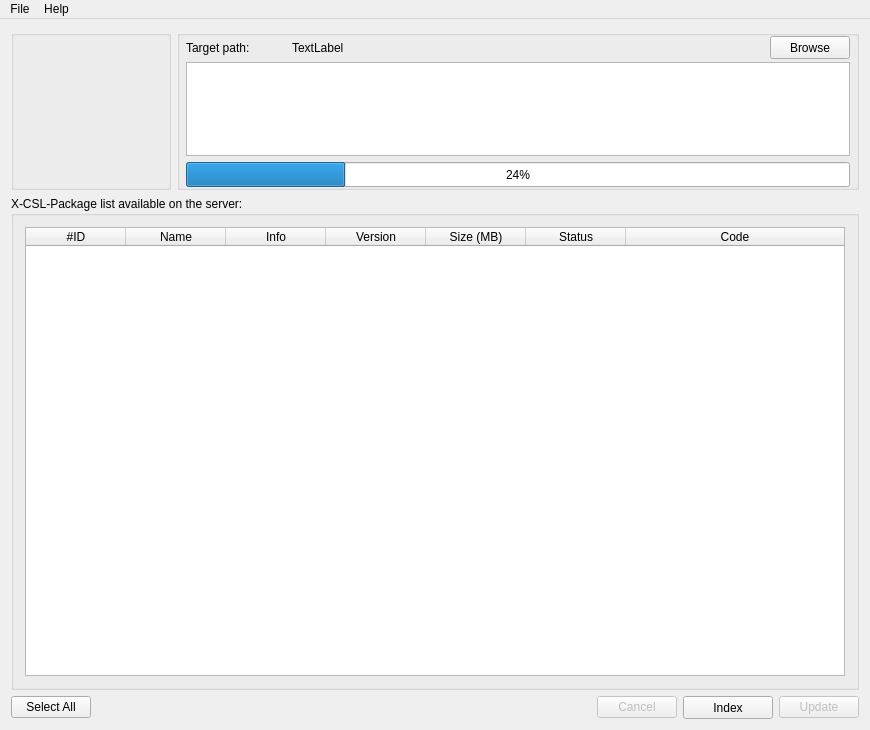
Qt form src/mainwindow.ui (steptosky/x-csl-updater) before a commit.
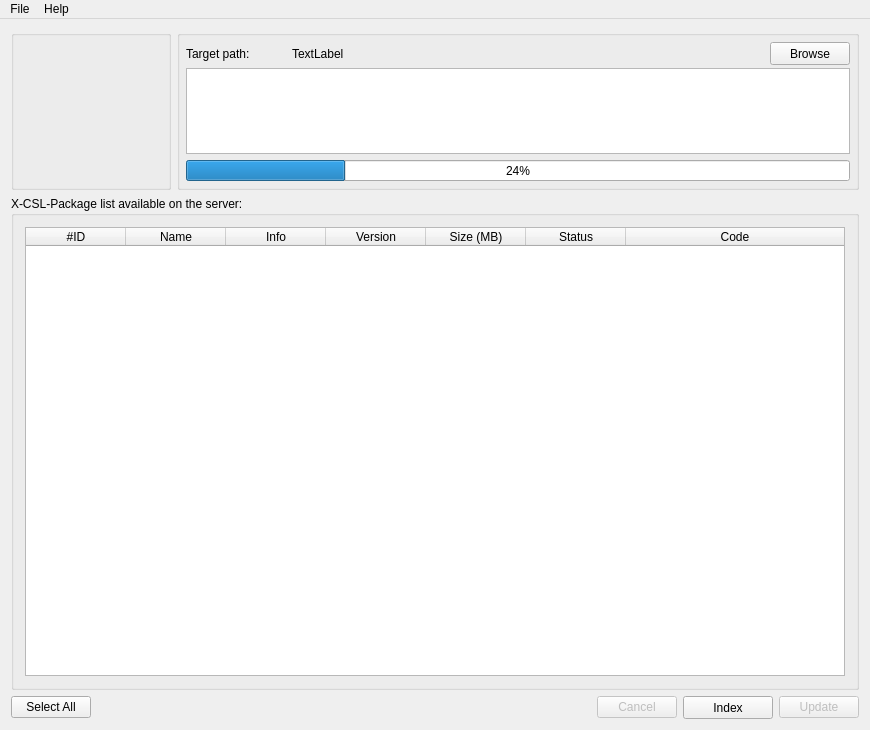
The same form after that commit. Icons and pictures are not drawn.

The edit to the form file:
```diff
--- a/src/mainwindow.ui
+++ b/src/mainwindow.ui
@@ -118,18 +118,9 @@
          <string/>
         </property>
         <layout class="QGridLayout" name="gridLayout">
-         <property name="leftMargin">
+         <property name="margin">
           <number>6</number>
          </property>
-         <property name="topMargin">
-          <number>0</number>
-         </property>
-         <property name="rightMargin">
-          <number>6</number>
-         </property>
-         <property name="bottomMargin">
-          <number>0</number>
-         </property>
          <property name="spacing">
           <number>3</number>
          </property>
@@ -238,7 +229,7 @@
              <property name="minimumSize">
               <size>
                <width>0</width>
-               <height>25</height>
+               <height>21</height>
               </size>
              </property>
              <property name="contextMenuPolicy">
```
Left out of the diff: 2 changed lines with no effect on the pictures.
